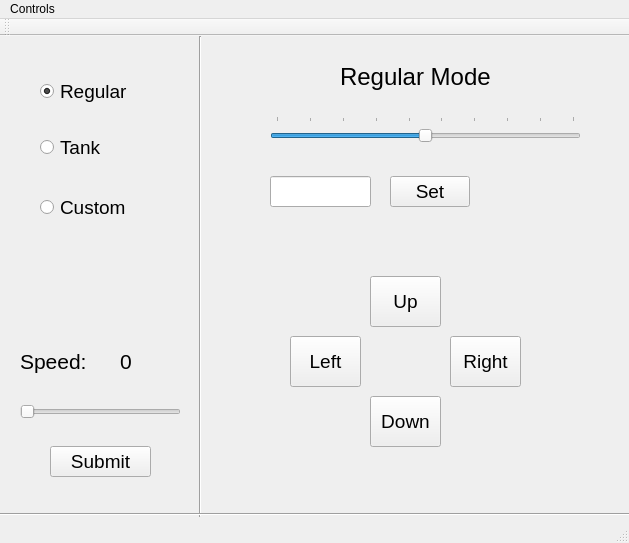
This is QtProxyClient/controlpanel.ui in cal-roboops/F2017_Decal as Qt 5 draws it before an edit. The edited form follows.
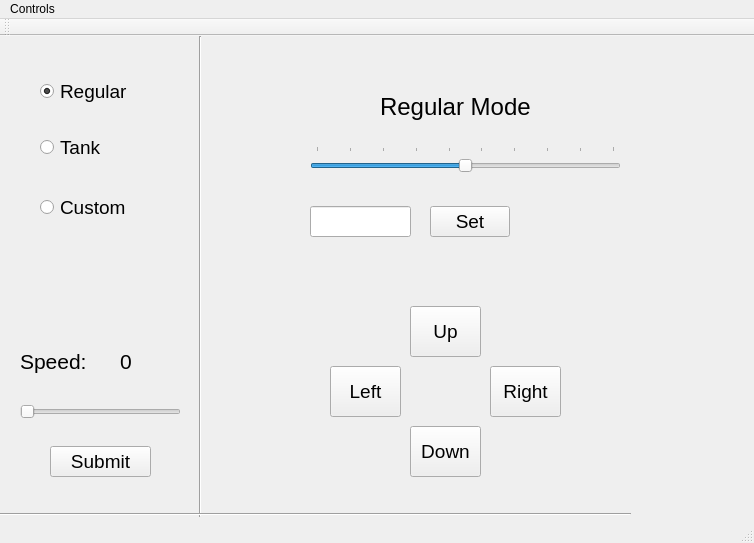
This is the edited form.

Commit message: setup basic ui and wrote comments on other files

Diff of the .ui file:
```diff
--- a/QtProxyClient/controlpanel.ui
+++ b/QtProxyClient/controlpanel.ui
@@ -6,7 +6,7 @@
    <rect>
     <x>0</x>
     <y>0</y>
-    <width>629</width>
+    <width>754</width>
     <height>543</height>
    </rect>
   </property>
@@ -17,10 +17,10 @@
    <widget class="QStackedWidget" name="stackedWidget">
     <property name="geometry">
      <rect>
-      <x>210</x>
-      <y>10</y>
-      <width>441</width>
-      <height>451</height>
+      <x>250</x>
+      <y>40</y>
+      <width>481</width>
+      <height>411</height>
      </rect>
     </property>
     <property name="currentIndex">
@@ -700,8 +700,8 @@
     <rect>
      <x>0</x>
      <y>0</y>
-     <width>629</width>
-     <height>26</height>
+     <width>754</width>
+     <height>21</height>
     </rect>
    </property>
    <widget class="QMenu" name="menuControls">
```
Left out of the diff: 17 changed lines with no effect on the pictures. The commit also changes 5 other files.
